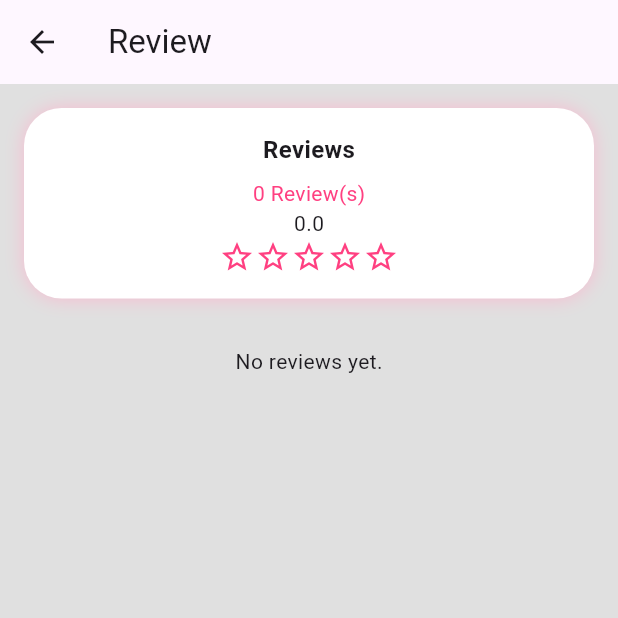
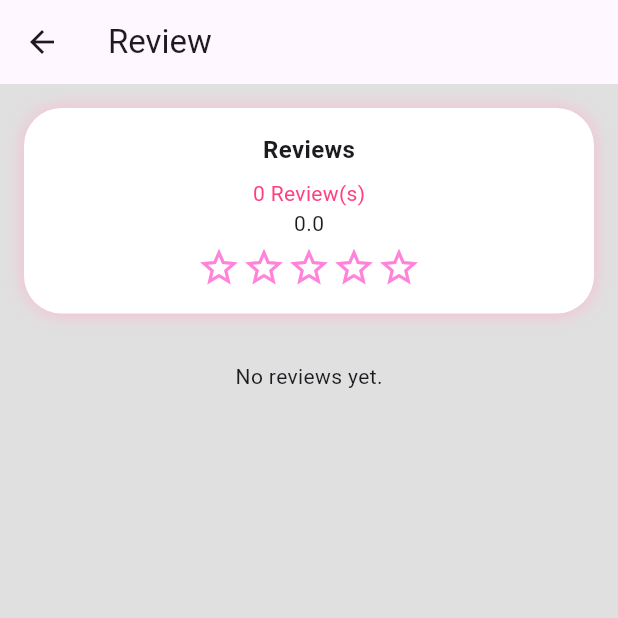
Before and after one commit to SoraP1510/Hotel_DD, a Flutter app: the ReviewPage screen opened directly with empty values, on a phone screen of 412 x 824 dp, the top half of it. Run offline on Flutter 3.47's test engine with Material 3 defaults, Android fonts, the phone set to English and light mode, and no system bars; our stand-ins replace flutter_map, latlong2; network calls fail.

Commit message:
star review

```diff
--- a/lib/screens/Review.dart
+++ b/lib/screens/Review.dart
@@ -176,7 +176,7 @@ class _ReviewPageState extends State<ReviewPage> {
       final rating = r['rating'] ?? 0;
       sum += (rating as num).toDouble();
     }
-    final avg = (count == 0) ? 0 : sum / count;
+    final double avg = (count == 0) ? 0 : sum / count;
 
     return Container(
       padding: const EdgeInsets.all(16),
@@ -192,15 +192,9 @@ class _ReviewPageState extends State<ReviewPage> {
           const SizedBox(height: 8),
           Text("$count Review(s)", style: const TextStyle(color: Colors.pinkAccent)),
           Text(avg.toStringAsFixed(1)), // ค่าเฉลี่ยดาว
-          Row(
-            mainAxisAlignment: MainAxisAlignment.center,
-            children: List.generate(5, (index) {
-              return Icon(
-                index < avg.round() ? Icons.star : Icons.star_border,
-                color: Colors.pinkAccent,
-              );
-            }),
-          ),
+          const SizedBox(height: 4),
+                  if (avg != null)
+                    _buildStarRating(avg!), // ดาวให้คะแนน
         ],
       ),
     );
@@ -297,3 +291,23 @@ class _ReviewPageState extends State<ReviewPage> {
     );
   }
 }
+Widget _buildStarRating(double avgRating) {
+  int fullStars = (avgRating).floor();
+  bool hasHalfStar = (avgRating) % 1 >= 0.5;
+  int emptyStars = 5 - fullStars - (hasHalfStar ? 1 : 0);
+
+  return Row(
+    mainAxisAlignment: MainAxisAlignment.center,
+    children: [
+      for (int i = 0; i < fullStars; i++)
+        const Icon(Icons.star,
+            color: Color.fromARGB(255, 255, 131, 218), size: 30),
+      if (hasHalfStar)
+        const Icon(Icons.star_half,
+            color: Color.fromARGB(255, 255, 131, 218), size: 30),
+      for (int i = 0; i < emptyStars; i++)
+        const Icon(Icons.star_border,
+            color: Color.fromARGB(255, 255, 131, 218), size: 30),
+    ],
+  );
+}
```
